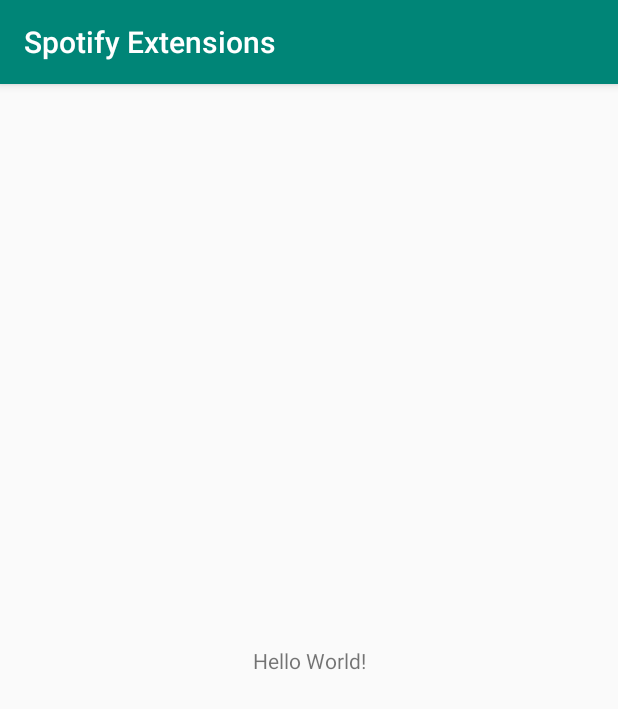
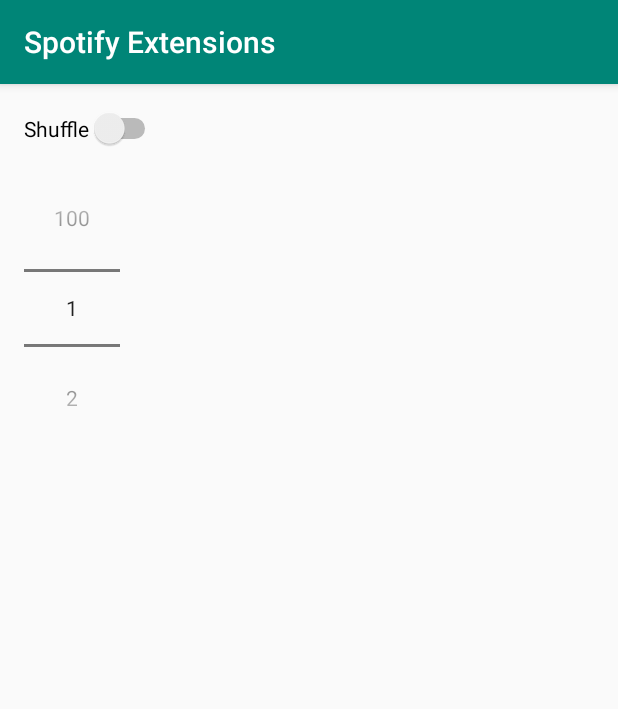
Before and after one commit to ShayanKhalili/SpotifyExtensions, an Android app: the screen it shows after launch (MainActivity), on a phone screen of 412 x 824 dp. Shown: the top 709 px of the screen. Run offline under Robolectric (Android 15) with nearby library versions, the phone set to English and light mode, and no system bars; libraries missing offline, so code that uses them is left out: com.spotify.android, com.spotify.protocol; 2 statements that could not run were skipped.

Commit message:
Added shuffle toggling functionality and placeholder NumberPicker to use when implementing next/previous track functionality.

```diff
--- a/app/build.gradle
+++ b/app/build.gradle
@@ -22,6 +22,8 @@ dependencies {
     implementation fileTree(dir: 'libs', include: ['*.jar'])
     implementation 'com.android.support:appcompat-v7:28.0.0'
     implementation 'com.android.support.constraint:constraint-layout:1.1.3'
+    implementation project(':spotify-app-remote')
+    implementation 'com.google.code.gson:gson:2.8.5'
     testImplementation 'junit:junit:4.12'
     androidTestImplementation 'com.android.support.test:runner:1.0.2'
     androidTestImplementation 'com.android.support.test.espresso:espresso-core:3.0.2'
--- a/app/src/main/java/com/shayank/spotifyextensions/MainActivity.java
+++ b/app/src/main/java/com/shayank/spotifyextensions/MainActivity.java
@@ -2,12 +2,100 @@ package com.shayank.spotifyextensions;
 
 import android.support.v7.app.AppCompatActivity;
 import android.os.Bundle;
+import android.util.Log;
+import android.widget.CompoundButton;
+import android.widget.NumberPicker;
+import android.widget.Switch;
+
+import com.spotify.android.appremote.api.ConnectionParams;
+import com.spotify.android.appremote.api.Connector;
+import com.spotify.android.appremote.api.SpotifyAppRemote;
+
+import com.spotify.protocol.client.CallResult;
+import com.spotify.protocol.types.PlayerState;
 
 public class MainActivity extends AppCompatActivity {
+
+    private static final String CLIENT_ID = "903da8b6bca24cb49892412701cac9fb";
+    private static final String REDIRECT_URI = "http://com.shayank.spotifyextensions/callback";
+    private SpotifyAppRemote mSpotifyAppRemote;
+    private boolean connected = false;
+
+    private Switch shuffleSwitch;
+    private NumberPicker nextTrackPicker;
 
     @Override
     protected void onCreate(Bundle savedInstanceState) {
         super.onCreate(savedInstanceState);
         setContentView(R.layout.activity_main);
     }
+
+    @Override
+    protected void onStart() {
+        super.onStart();
+        shuffleSwitch = findViewById(R.id.shuffleSwitch);
+        shuffleSwitch.setOnCheckedChangeListener(new CompoundButton.OnCheckedChangeListener() {
+            @Override
+            public void onCheckedChanged(CompoundButton compoundButton, boolean isChecked) {
+                if (connected){
+                    mSpotifyAppRemote.getPlayerApi().setShuffle(isChecked);
+                } else {
+                    Log.d("MainActivity", "Cannot complete shuffle toggle as spotify is not connected");
+                }
+            }
+        });
+
+        nextTrackPicker = findViewById(R.id.nextTrackPicker);
+        nextTrackPicker.setMinValue(1);
+        nextTrackPicker.setMaxValue(100);
+        nextTrackPicker.setWrapSelectorWheel(true);
+
+        ConnectionParams connectionParams =
+                new ConnectionParams.Builder(CLIENT_ID)
+                        .setRedirectUri(REDIRECT_URI)
+                        .showAuthView(true)
+                        .build();
+        SpotifyAppRemote.connect(this, connectionParams,
+                new Connector.ConnectionListener() {
+
+                    @Override
+                    public void onConnected(SpotifyAppRemote spotifyAppRemote) {
+                        mSpotifyAppRemote = spotifyAppRemote;
+                        Log.d("MainActivity", "Connected! Yay!");
+
+                        connected = true;
+                        connected();
+                    }
+
+                    @Override
+                    public void onFailure(Throwable throwable) {
+                        Log.e("MainActivity", throwable.getMessage(), throwable);
+
+                        connected = false;
+                    }
+                });
+    }
+
+    private void toggleShuffle(boolean toShuffle) {
+    }
+
+    private void connected() {
+        mSpotifyAppRemote.getPlayerApi().getPlayerState().setResultCallback(new CallResult.ResultCallback<PlayerState>() {
+            @Override
+            public void onResult(PlayerState playerState) {
+                if (playerState.playbackOptions.isShuffling) {
+                    shuffleSwitch.setChecked(true);
+                } else {
+                    shuffleSwitch.setChecked(false);
+                }
+            }
+        });
+    }
+
+    @Override
+    protected void onStop() {
+        super.onStop();
+        SpotifyAppRemote.disconnect(mSpotifyAppRemote);
+
+    }
 }
--- a/app/src/main/res/layout/activity_main.xml
+++ b/app/src/main/res/layout/activity_main.xml
@@ -6,13 +6,24 @@
     android:layout_height="match_parent"
     tools:context=".MainActivity">
 
-    <TextView
+    <Switch
+        android:id="@+id/shuffleSwitch"
         android:layout_width="wrap_content"
         android:layout_height="wrap_content"
-        android:text="Hello World!"
-        app:layout_constraintBottom_toBottomOf="parent"
-        app:layout_constraintLeft_toLeftOf="parent"
-        app:layout_constraintRight_toRightOf="parent"
+        android:layout_marginStart="16dp"
+        android:layout_marginLeft="16dp"
+        android:layout_marginTop="16dp"
+        android:text="@string/shuffleText"
+        app:layout_constraintStart_toStartOf="parent"
         app:layout_constraintTop_toTopOf="parent" />
 
+    <NumberPicker
+        android:id="@+id/nextTrackPicker"
+        android:layout_width="wrap_content"
+        android:layout_height="wrap_content"
+        android:layout_marginStart="16dp"
+        android:layout_marginLeft="16dp"
+        android:layout_marginTop="16dp"
+        app:layout_constraintStart_toStartOf="parent"
+        app:layout_constraintTop_toBottomOf="@+id/shuffleSwitch" />
 </android.support.constraint.ConstraintLayout>
--- a/app/src/main/res/values/strings.xml
+++ b/app/src/main/res/values/strings.xml
@@ -1,3 +1,4 @@
 <resources>
     <string name="app_name">Spotify Extensions</string>
+    <string name="shuffleText">Shuffle&#032;</string>
 </resources>
--- a/settings.gradle
+++ b/settings.gradle
@@ -1 +1 @@
-include ':app'
+include ':app', ':spotify-app-remote'
--- /dev/null
+++ b/spotify-app-remote/build.gradle
@@ -0,0 +1,2 @@
+configurations.maybeCreate("default")
+artifacts.add("default", file('spotify-app-remote-release-0.6.1.aar'))
```
Also changed, not shown: 1 other file.
